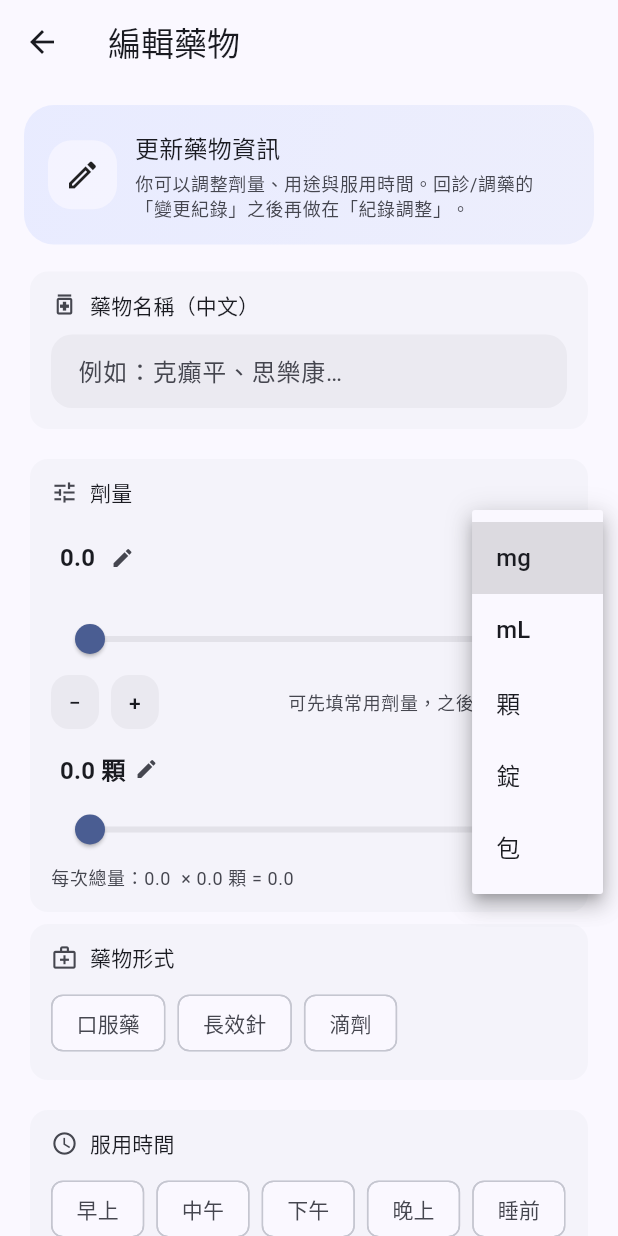
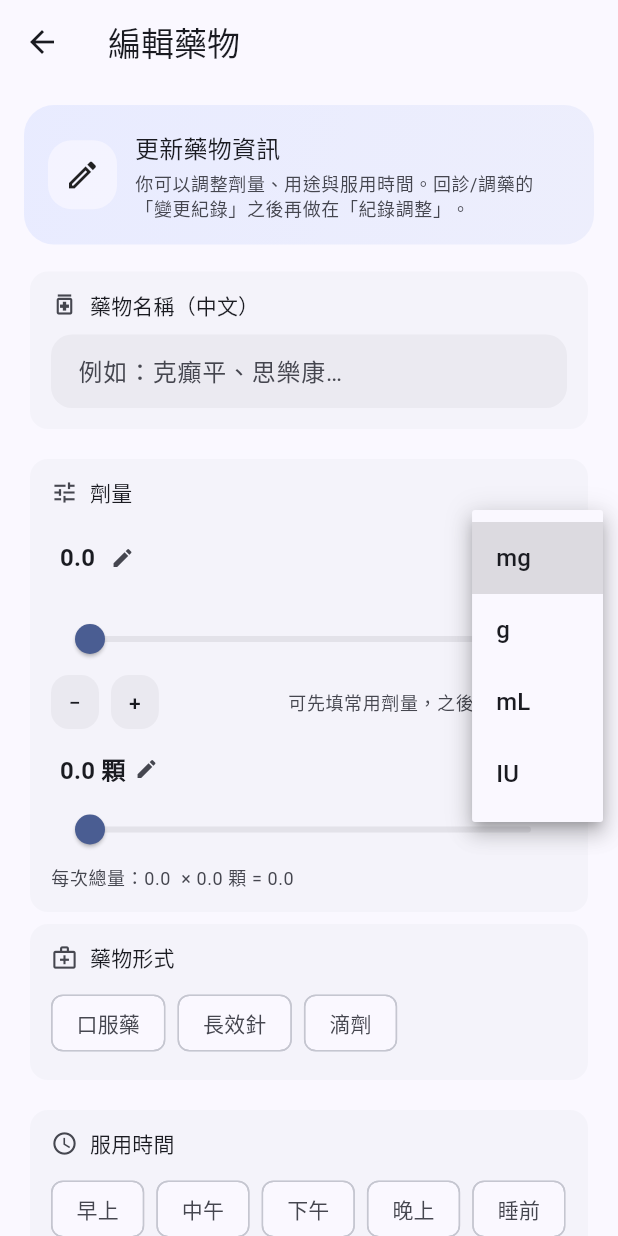
Before and after one commit to 2019chenqq/moodsogood_app, a Flutter app: the EditMedicationPage screen opened directly with empty values, after a tap on the "arrow drop down" icon, on a phone screen of 412 x 824 dp. Run offline on Flutter 3.47's test engine with Material 3 defaults, Android fonts, the phone set to English and light mode, and no system bars; our stand-ins replace cloud_firestore, cloud_functions, firebase_analytics, firebase_auth, firebase_core, firebase_storage and 15 more; missing offline and left inert: android_alarm_manager_plus, encrypt, home_widget, pointycastle, purchases_flutter; accounts and stored records are empty; Roboto replaces fonts that are missing (Iansui).

Commit message:
[add]新增劑量單位

```diff
--- a/lib/meds/add_medication_page.dart
+++ b/lib/meds/add_medication_page.dart
@@ -1355,6 +1355,8 @@ class _UnitPicker extends StatelessWidget {
       items: const [
         DropdownMenuItem(value: 'mg', child: Text('mg')),
         DropdownMenuItem(value: 'g', child: Text('g')),
+        DropdownMenuItem(value: 'mL', child: Text('mL')),
+        DropdownMenuItem(value: 'IU', child: Text('IU')),
       ],
       onChanged: (v) {
         if (v != null) onChanged(v);
--- a/lib/meds/edit_medication_page.dart
+++ b/lib/meds/edit_medication_page.dart
@@ -1313,10 +1313,9 @@ class _UnitPicker extends StatelessWidget {
       value: value,
       items: const [
         DropdownMenuItem(value: 'mg', child: Text('mg')),
+        DropdownMenuItem(value: 'g', child: Text('g')),
         DropdownMenuItem(value: 'mL', child: Text('mL')),
-        DropdownMenuItem(value: '顆', child: Text('顆')),
-        DropdownMenuItem(value: '錠', child: Text('錠')),
-        DropdownMenuItem(value: '包', child: Text('包')),
+        DropdownMenuItem(value: 'IU', child: Text('IU')),
       ],
       onChanged: (v) {
         if (v != null) onChanged(v);
```
